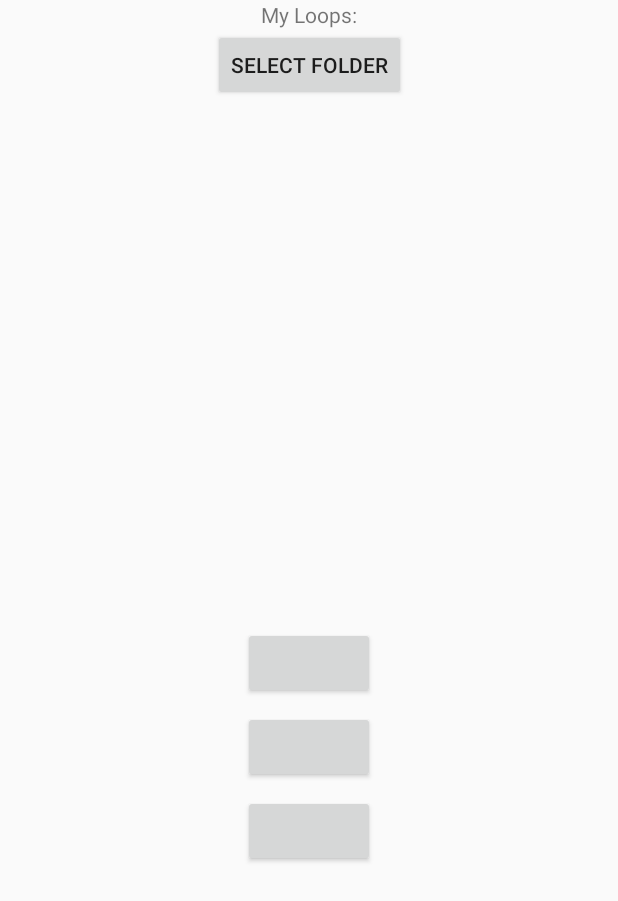
After one commit to michpohl/Loopy, an Android app: the layout fragment_player.xml on its own in the app's theme, with its tools: preview values and no code run, on a phone screen of 412 x 824 dp. The commit adds this screen. Shown: the top 901 px of the screen. Run offline under Robolectric (Android 15) with nearby library versions, the phone set to English and light mode, and no system bars.

Commit message:
Add some layout and clean up a bit

```diff
--- a/app/src/main/java/de/michaelpohl/loopy/common/FileHandler.kt
+++ b/app/src/main/java/de/michaelpohl/loopy/common/FileHandler.kt
@@ -1,10 +1,8 @@
 package de.michaelpohl.loopy.common
 
-import hugo.weaving.DebugLog
 import timber.log.Timber
 import java.io.File
 
-@DebugLog
 class FileHandler {
 
     fun getFilesFromPath(path: String, showHiddenFiles: Boolean = false, onlyFolders: Boolean = false): List<File> {
@@ -42,7 +40,8 @@ class FileHandler {
 
     fun isValidFileType(fileModel: FileModel): Boolean {
 
-        //filtering for .wav files for now
+        //filtering only for .wav files for now
+        // in the future there should be an enum "allowedExtensions" or so
         if (fileModel.fileType == FileType.FILE) {
             return fileModel.name.endsWith("wav")
         }
--- a/app/src/main/java/de/michaelpohl/loopy/ui/main/PlayerFragment.kt
+++ b/app/src/main/java/de/michaelpohl/loopy/ui/main/PlayerFragment.kt
@@ -23,7 +23,7 @@ class PlayerFragment : BaseFragment() {
         savedInstanceState: Bundle?
     ): View {
 
-        binding = DataBindingUtil.inflate(inflater, R.layout.fragment_main, container, false)
+        binding = DataBindingUtil.inflate(inflater, R.layout.fragment_player, container, false)
         var myView: View = binding.root
         return myView
     }
--- /dev/null
+++ b/app/src/main/res/layout/fragment_player.xml
@@ -0,0 +1,92 @@
+<?xml version="1.0" encoding="utf-8"?>
+
+<layout xmlns:android="http://schemas.android.com/apk/res/android"
+        xmlns:app="http://schemas.android.com/apk/res-auto"
+        xmlns:tools="http://schemas.android.com/tools">
+
+    <data>
+
+        <variable
+                name="model"
+                type="de.michaelpohl.loopy.ui.main.PlayerViewModel"/>
+    </data>
+
+    <android.support.constraint.ConstraintLayout
+            android:id="@+id/main"
+            android:layout_width="match_parent"
+            android:layout_height="match_parent"
+            tools:context=".ui.main.PlayerFragment">
+
+        <TextView
+                android:id="@+id/tv_loops_header"
+                android:layout_width="wrap_content"
+                android:layout_height="wrap_content"
+                android:text="My Loops:"
+                app:layout_constraintEnd_toEndOf="parent"
+                app:layout_constraintStart_toStartOf="parent"
+                app:layout_constraintTop_toTopOf="parent"/>
+
+        <!--<android.support.v7.widget.RecyclerView-->
+                <!--android:id="@+id/rv_loops"-->
+                <!--android:layout_width="wrap_content"-->
+                <!--android:layout_height="wrap_content"/>-->
+        <Button
+                android:id="@+id/btn_select_folder"
+                android:layout_width="wrap_content"
+                android:layout_height="wrap_content"
+                android:text="Select Folder"
+                android:onClick="@{model::onSelectFolderclicked}"
+                app:layout_constraintTop_toBottomOf="@+id/tv_loops_header"
+                app:layout_constraintEnd_toEndOf="parent"
+                android:layout_marginEnd="8dp"
+                app:layout_constraintStart_toStartOf="parent"
+                android:layout_marginStart="8dp"/>
+
+        <TextView
+                android:id="@+id/message"
+                android:layout_width="wrap_content"
+                android:layout_height="wrap_content"
+                android:text="@{model.testLabel}"
+                app:layout_constraintBottom_toBottomOf="parent"
+                app:layout_constraintEnd_toEndOf="parent"
+                app:layout_constraintStart_toStartOf="parent"
+                app:layout_constraintTop_toTopOf="parent"
+                android:layout_marginBottom="8dp"/>
+
+        <Button
+                android:id="@+id/btn_1"
+                android:layout_width="wrap_content"
+                android:layout_height="wrap_content"
+                android:onClick="@{model::onStartClicked}"
+                app:layout_constraintTop_toBottomOf="@+id/message"
+                app:layout_constraintEnd_toEndOf="parent"
+                android:layout_marginEnd="8dp"
+                app:layout_constraintStart_toStartOf="parent"
+                android:layout_marginStart="8dp"/>
+
+        <Button
+                android:id="@+id/btn_2"
+                android:layout_width="wrap_content"
+                android:layout_height="wrap_content"
+                android:onClick="@{model::onStopClicked}"
+                android:layout_marginTop="8dp"
+                app:layout_constraintTop_toBottomOf="@+id/btn_1"
+                app:layout_constraintEnd_toEndOf="parent"
+                android:layout_marginEnd="8dp"
+                app:layout_constraintStart_toStartOf="parent"
+                android:layout_marginStart="8dp"/>
+
+        <Button
+                android:id="@+id/btn_3"
+                android:layout_width="wrap_content"
+                android:layout_height="wrap_content"
+                android:onClick="@{model::onPauseClicked}"
+                android:layout_marginTop="8dp"
+                app:layout_constraintTop_toBottomOf="@+id/btn_2"
+                app:layout_constraintEnd_toEndOf="parent"
+                android:layout_marginEnd="8dp"
+                app:layout_constraintStart_toStartOf="parent"
+                android:layout_marginStart="8dp"/>
+
+    </android.support.constraint.ConstraintLayout>
+</layout>
```
Also changed, not shown: app/src/main/java/de/michaelpohl/loopy/MainActivity.kt (+7 -7 lines), app/src/main/res/layout/fragment_main.xml (deleted, +0 -56 lines).
